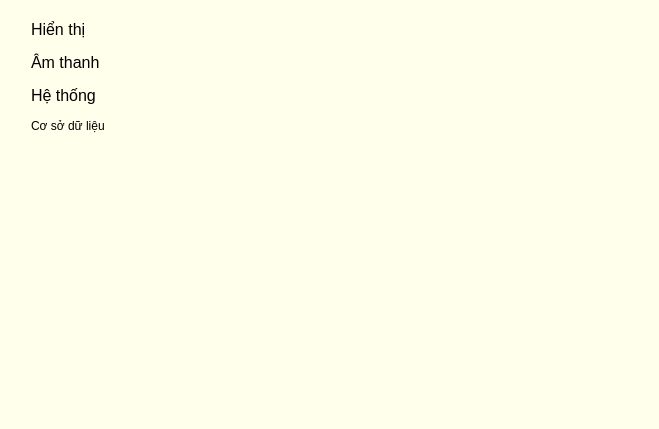
The window that SettingScreen/Ui/ManHinhSetting.ui (Lam-dev/TheoryFaceRecognition) describes before a commit, drawn with Qt 5.
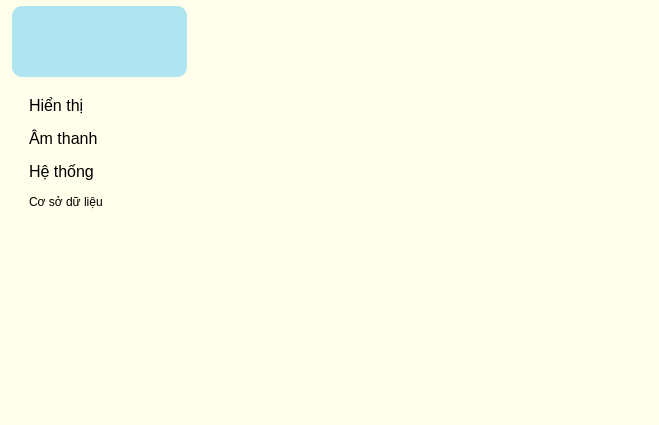
The same window after the commit. Icons and pictures are not drawn.

Patch:
```diff
--- a/SettingScreen/Ui/ManHinhSetting.ui
+++ b/SettingScreen/Ui/ManHinhSetting.ui
@@ -7,7 +7,7 @@
     <x>0</x>
     <y>0</y>
     <width>659</width>
-    <height>429</height>
+    <height>425</height>
    </rect>
   </property>
   <property name="windowTitle">
@@ -41,8 +41,8 @@
    <widget class="QWidget" name="formLayoutWidget">
     <property name="geometry">
      <rect>
-      <x>12</x>
-      <y>22</y>
+      <x>10</x>
+      <y>98</y>
       <width>181</width>
       <height>209</height>
      </rect>
@@ -132,7 +132,7 @@
      <rect>
       <x>12</x>
       <y>368</y>
-      <width>61</width>
+      <width>63</width>
       <height>51</height>
      </rect>
     </property>
@@ -151,18 +151,28 @@
      </size>
     </property>
    </widget>
-   <widget class="QPushButton" name="pushButton_goToHideSetting">
+   <widget class="QLabel" name="label_forShowDateTime">
     <property name="geometry">
      <rect>
-      <x>34</x>
-      <y>266</y>
-      <width>127</width>
-      <height>89</height>
+      <x>10</x>
+      <y>8</y>
+      <width>175</width>
+      <height>71</height>
      </rect>
     </property>
+    <property name="styleSheet">
+     <string notr="true">color: rgb(0, 120, 0);
+font: 57 bold 18pt &quot;Ubuntu&quot;;
+background-color: rgba(0, 170, 255, 80);
+border-width:1px;
+</string>
+    </property>
     <property name="text">
      <string/>
     </property>
+    <property name="alignment">
+     <set>Qt::AlignCenter</set>
+    </property>
    </widget>
   </widget>
   <widget class="QFrame" name="frame_containSettingContent">
```
